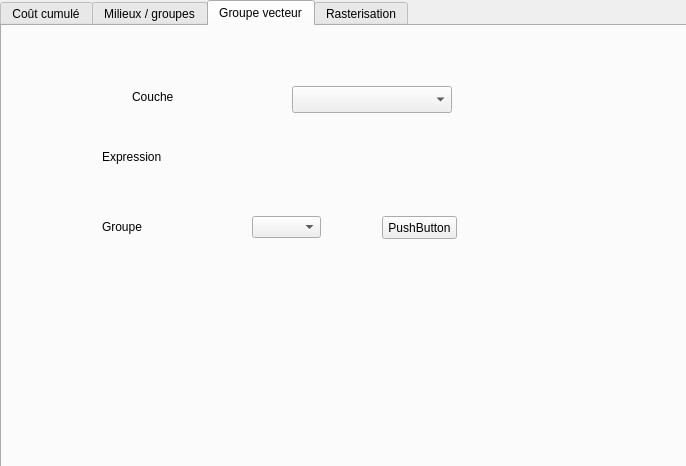
First picture: the form in eco_cont_dialog_base.ui, repository MathieuChailloux/BioDispersal, before the edit.
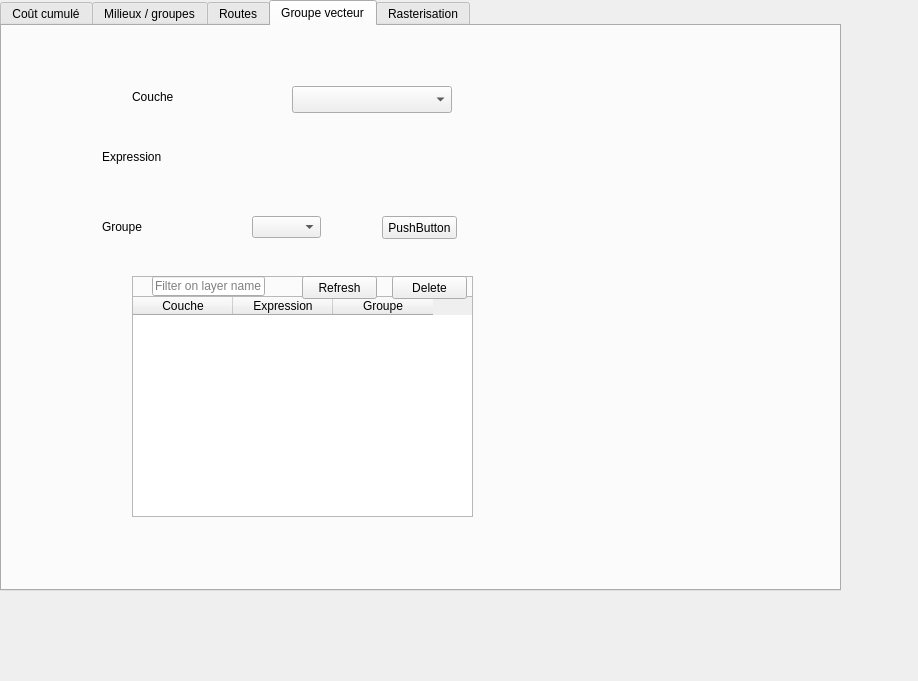
Second picture: the form after the edit. The open tabs and pages were chosen to show the change. Custom widgets are drawn as their Qt base class.

Commit message: Trying to use QTableWidgetItem to display group vect selections

Patch:
```diff
--- a/eco_cont_dialog_base.ui
+++ b/eco_cont_dialog_base.ui
@@ -6,8 +6,8 @@
    <rect>
     <x>0</x>
     <y>0</y>
-    <width>686</width>
-    <height>466</height>
+    <width>918</width>
+    <height>681</height>
    </rect>
   </property>
   <property name="windowTitle">
@@ -18,8 +18,8 @@
     <rect>
      <x>0</x>
      <y>0</y>
-     <width>691</width>
-     <height>471</height>
+     <width>841</width>
+     <height>591</height>
     </rect>
    </property>
    <property name="focusPolicy">
@@ -218,6 +218,11 @@
      </property>
     </widget>
    </widget>
+   <widget class="QWidget" name="tab_5">
+    <attribute name="title">
+     <string>Routes</string>
+    </attribute>
+   </widget>
    <widget class="QWidget" name="tab_3">
     <attribute name="title">
      <string>Groupe vecteur</string>
@@ -304,6 +309,101 @@
       <string>PushButton</string>
      </property>
     </widget>
+    <widget class="QFrame" name="frame">
+     <property name="geometry">
+      <rect>
+       <x>130</x>
+       <y>250</y>
+       <width>341</width>
+       <height>241</height>
+      </rect>
+     </property>
+     <property name="frameShape">
+      <enum>QFrame::StyledPanel</enum>
+     </property>
+     <property name="frameShadow">
+      <enum>QFrame::Raised</enum>
+     </property>
+     <widget class="QTableWidget" name="groupVectTable">
+      <property name="geometry">
+       <rect>
+        <x>0</x>
+        <y>20</y>
+        <width>341</width>
+        <height>221</height>
+       </rect>
+      </property>
+      <property name="editTriggers">
+       <set>QAbstractItemView::NoEditTriggers</set>
+      </property>
+      <property name="tabKeyNavigation">
+       <bool>true</bool>
+      </property>
+      <property name="showDropIndicator" stdset="0">
+       <bool>true</bool>
+      </property>
+      <property name="dragDropOverwriteMode">
+       <bool>true</bool>
+      </property>
+      <property name="columnCount">
+       <number>3</number>
+      </property>
+      <column>
+       <property name="text">
+        <string>Couche</string>
+       </property>
+      </column>
+      <column>
+       <property name="text">
+        <string>Expression</string>
+       </property>
+      </column>
+      <column>
+       <property name="text">
+        <string>Groupe</string>
+       </property>
+      </column>
+     </widget>
+     <widget class="QPushButton" name="groupVectDelete">
+      <property name="geometry">
+       <rect>
+        <x>260</x>
+        <y>0</y>
+        <width>75</width>
+        <height>23</height>
+       </rect>
+      </property>
+      <property name="text">
+       <string>Delete</string>
+      </property>
+     </widget>
+     <widget class="QPushButton" name="groupVectRefresh">
+      <property name="geometry">
+       <rect>
+        <x>170</x>
+        <y>0</y>
+        <width>75</width>
+        <height>23</height>
+       </rect>
+      </property>
+      <property name="text">
+       <string>Refresh</string>
+      </property>
+     </widget>
+     <widget class="QLineEdit" name="groupVectFilter">
+      <property name="geometry">
+       <rect>
+        <x>20</x>
+        <y>0</y>
+        <width>113</width>
+        <height>20</height>
+       </rect>
+      </property>
+      <property name="placeholderText">
+       <string>Filter on layer name</string>
+      </property>
+     </widget>
+    </widget>
    </widget>
    <widget class="QWidget" name="tab_2">
     <attribute name="title">
```
Left out of the diff: 2 changed lines with no effect on the pictures. The commit also changes 1 other file.
